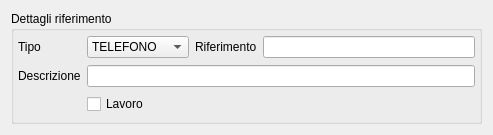
Before: the Qt Designer form src/com/axiastudio/suite/anagrafiche/forms/riferimento.ui in tizianolattisi/suitegda, drawn with Qt 5.
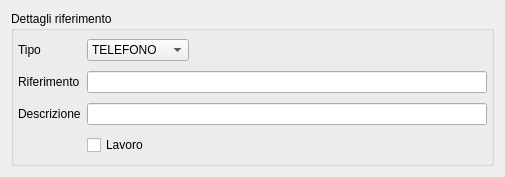
After: the same form once the commit is applied.

Patch:
```diff
--- a/src/com/axiastudio/suite/anagrafiche/forms/riferimento.ui
+++ b/src/com/axiastudio/suite/anagrafiche/forms/riferimento.ui
@@ -7,7 +7,7 @@
     <x>0</x>
     <y>0</y>
     <width>493</width>
-    <height>135</height>
+    <height>177</height>
    </rect>
   </property>
   <property name="windowTitle">
@@ -23,14 +23,7 @@
       <property name="margin">
        <number>4</number>
       </property>
-      <item row="2" column="1" colspan="3">
-       <widget class="QLineEdit" name="lineEdit_2">
-        <property name="column" stdset="0">
-         <string>descrizione</string>
-        </property>
-       </widget>
-      </item>
-      <item row="2" column="0">
+      <item row="4" column="0">
        <widget class="QLabel" name="label_3">
         <property name="text">
          <string>Descrizione</string>
@@ -74,13 +67,6 @@
         </item>
        </widget>
       </item>
-      <item row="0" column="2">
-       <widget class="QLabel" name="label_2">
-        <property name="text">
-         <string>Riferimento</string>
-        </property>
-       </widget>
-      </item>
       <item row="0" column="0">
        <widget class="QLabel" name="label">
         <property name="text">
@@ -88,14 +74,7 @@
         </property>
        </widget>
       </item>
-      <item row="0" column="3">
-       <widget class="QLineEdit" name="lineEdit">
-        <property name="column" stdset="0">
-         <string>riferimento</string>
-        </property>
-       </widget>
-      </item>
-      <item row="3" column="1">
+      <item row="5" column="1">
        <widget class="QCheckBox" name="checkBoxLavoro">
         <property name="text">
          <string>Lavoro</string>
@@ -105,6 +84,52 @@
         </property>
        </widget>
       </item>
+      <item row="1" column="0">
+       <widget class="QLabel" name="label_2">
+        <property name="text">
+         <string>Riferimento</string>
+        </property>
+       </widget>
+      </item>
+      <item row="0" column="2">
+       <spacer name="horizontalSpacer">
+        <property name="orientation">
+         <enum>Qt::Horizontal</enum>
+        </property>
+        <property name="sizeHint" stdset="0">
+         <size>
+          <width>40</width>
+          <height>20</height>
+         </size>
+        </property>
+       </spacer>
+      </item>
+      <item row="1" column="1" colspan="2">
+       <widget class="QLineEdit" name="lineEdit">
+        <property name="minimumSize">
+         <size>
+          <width>400</width>
+          <height>0</height>
+         </size>
+        </property>
+        <property name="column" stdset="0">
+         <string>riferimento</string>
+        </property>
+       </widget>
+      </item>
+      <item row="4" column="1" colspan="2">
+       <widget class="QLineEdit" name="lineEdit_2">
+        <property name="minimumSize">
+         <size>
+          <width>400</width>
+          <height>0</height>
+         </size>
+        </property>
+        <property name="column" stdset="0">
+         <string>descrizione</string>
+        </property>
+       </widget>
+      </item>
      </layout>
     </widget>
    </item>
```
